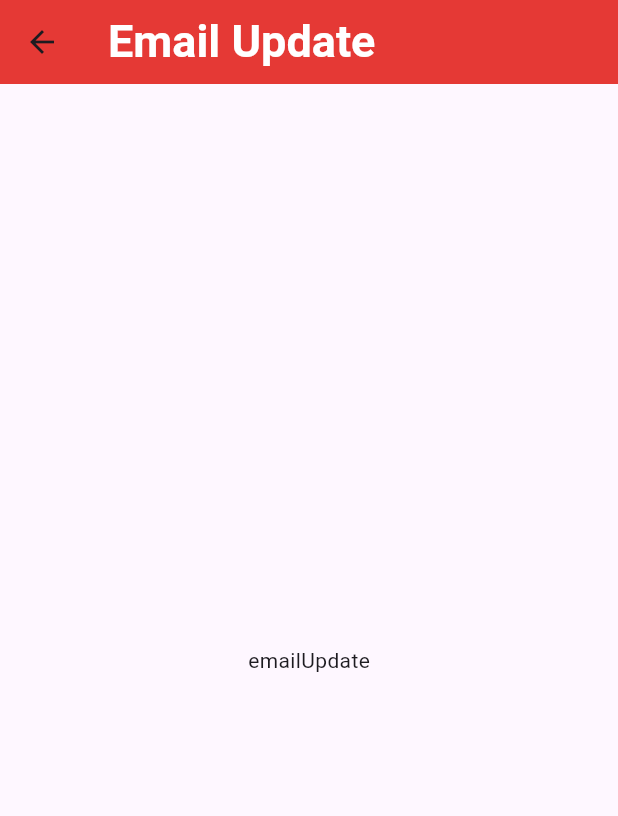
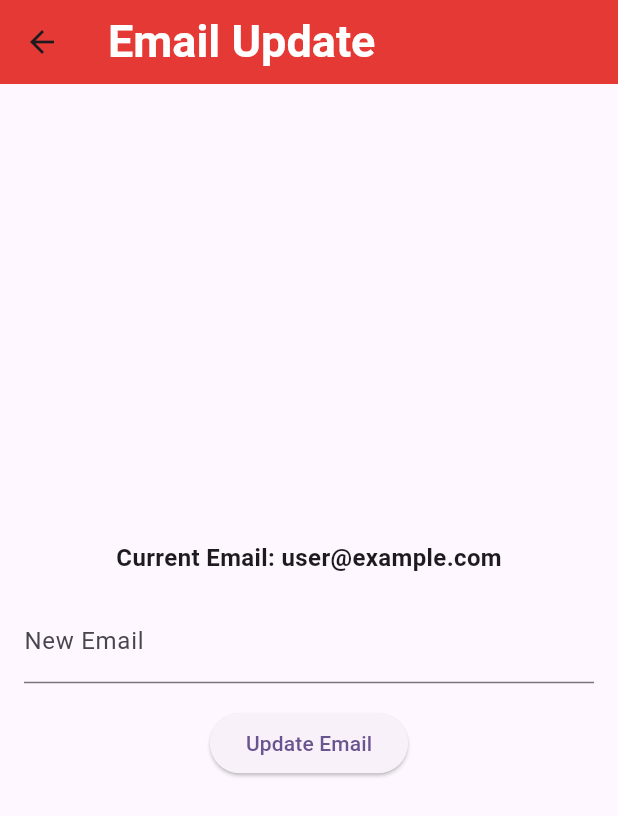
Before and after one commit to fancard-capstone/fancard-app, a Flutter app: the emailUpdate screen opened directly, on a phone screen of 412 x 824 dp. Shown: the top 816 px of the screen. Run offline on Flutter 3.47's test engine with Material 2 defaults, Android fonts, the light colour scheme and no system bars.

Commit message:
Phone and email Update

```diff
--- /dev/null
+++ b/lib/email_update.dart
@@ -0,0 +1,69 @@
+// ignore_for_file: camel_case_types
+
+import 'package:fancardplus/components/topbar.dart';
+import 'package:flutter/material.dart'
+    show
+        BuildContext,
+        Column,
+        EdgeInsets,
+        ElevatedButton,
+        FontWeight,
+        InputDecoration,
+        MainAxisAlignment,
+        Padding,
+        Scaffold,
+        SizedBox,
+        Text,
+        TextEditingController,
+        TextField,
+        TextStyle,
+        Widget;
+// ignore: implementation_imports
+import 'package:flutter/src/widgets/framework.dart';
+
+class emailUpdate extends StatefulWidget {
+  const emailUpdate({super.key});
+
+  @override
+  State<emailUpdate> createState() => _EmailUpdateState();
+}
+
+class _EmailUpdateState extends State<emailUpdate> {
+  TextEditingController newEmailController = TextEditingController();
+  String oldEmail = 'user@example.com'; // Replace with the actual old email
+
+  @override
+  Widget build(BuildContext context) {
+    return Scaffold(
+      appBar: appBar('Email Update'),
+      body: Padding(
+        padding: const EdgeInsets.all(16.0),
+        child: Column(
+          mainAxisAlignment: MainAxisAlignment.center,
+          children: [
+            Text(
+              'Current Email: $oldEmail',
+              style:
+                  const TextStyle(fontSize: 16.0, fontWeight: FontWeight.bold),
+            ),
+            const SizedBox(height: 16.0),
+            TextField(
+              controller: newEmailController,
+              decoration: const InputDecoration(labelText: 'New Email'),
+            ),
+            const SizedBox(height: 16.0),
+            ElevatedButton(
+              onPressed: () {
+                // ignore: unused_local_variable
+                String newEmail = newEmailController.text;
+
+                // Implement logic to update email using oldEmail and newEmail
+              },
+              child: const Text('Update Email'),
+            ),
+          ],
+        ),
+      ),
+    );
+  }
+}
--- a/lib/emailupdate.dart
+++ /dev/null
@@ -1,26 +0,0 @@
-// ignore_for_file: camel_case_types
-
-import 'package:fancardplus/components/topbar.dart';
-import 'package:flutter/material.dart'
-    show BuildContext, Center, Scaffold, Text, Widget;
-// ignore: implementation_imports
-import 'package:flutter/src/widgets/framework.dart';
-
-class emailUpdate extends StatefulWidget {
-  const emailUpdate({super.key});
-
-  @override
-  State<emailUpdate> createState() => _emailUpdateState();
-}
-
-class _emailUpdateState extends State<emailUpdate> {
-  @override
-  Widget build(BuildContext context) {
-    return Scaffold(
-      appBar: appBar('Email Update'),
-      body: const Center(
-        child: Text('emailUpdate'),
-      ),
-    );
-  }
-}
```
Also changed, not shown: lib/profile.dart (+4 -4 lines), lib/updatePhone.dart (deleted, +0 -26 lines), lib/update_phone.dart (added, +69 -0 lines), lib/update_photo.dart (renamed from lib/updatePhoto.dart, +4 -3 lines), lib/app_setting.dart (renamed from lib/appSetting.dart).
